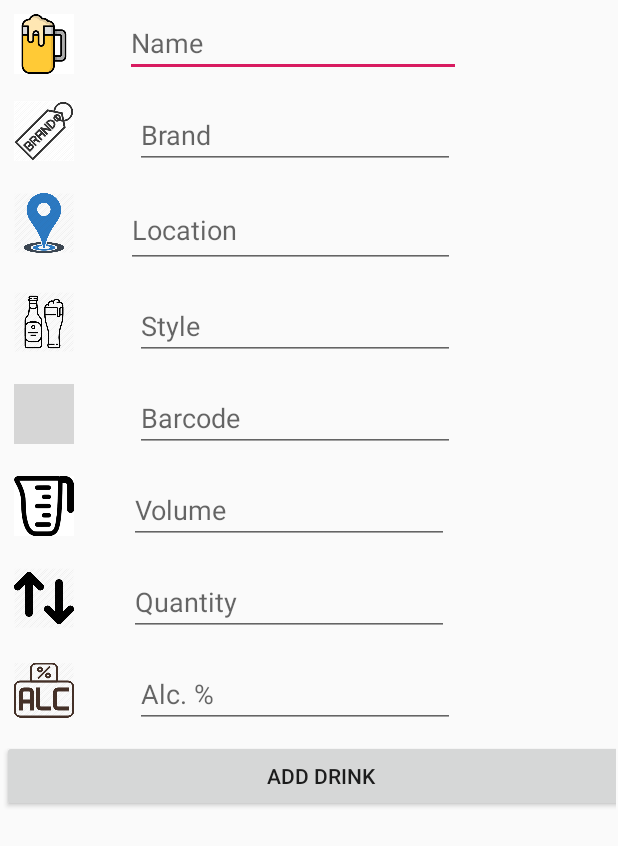
After one commit to umanga-shrestha/BeerInventoryAppupdate, an Android app: the layout activity_new_drink.xml on its own in the app's theme, with its tools: preview values and no code run, on a phone screen of 412 x 824 dp. The commit adds this screen. Shown: the top 846 px of the screen. Run offline under Robolectric (Android 15) with nearby library versions, the phone set to English and light mode, and no system bars; grey boxes are pictures that could not be loaded.

Commit message:
add icons to add drink, new activity to add drink

```diff
--- a/app/src/main/java/com/example/beerinventory/MainActivity.java
+++ b/app/src/main/java/com/example/beerinventory/MainActivity.java
@@ -4,23 +4,15 @@ import android.os.Bundle;
 
 import com.google.android.material.floatingactionbutton.FloatingActionButton;
 import com.google.android.material.snackbar.Snackbar;
-
 import android.view.View;
-
 import androidx.core.view.GravityCompat;
 import androidx.appcompat.app.ActionBarDrawerToggle;
-
 import android.view.MenuItem;
-
 import com.google.android.material.navigation.NavigationView;
-
 import androidx.drawerlayout.widget.DrawerLayout;
-
 import androidx.appcompat.app.AppCompatActivity;
 import androidx.appcompat.widget.Toolbar;
-
 import android.view.Menu;
-
 import com.google.zxing.integration.android.IntentIntegrator;
 import com.google.zxing.integration.android.IntentResult;
 import android.app.Activity;
@@ -41,6 +33,7 @@ public  class MainActivity extends AppCompatActivity
     private TextView formatTxt, contentTxt;
 
 
+    //**************** ADD Manually a beer ******************
     @Override
     protected void onCreate(Bundle savedInstanceState) {
         super.onCreate(savedInstanceState);
@@ -51,10 +44,12 @@ public  class MainActivity extends AppCompatActivity
         fab.setOnClickListener(new View.OnClickListener() {
             @Override
             public void onClick(View view) {
-                Snackbar.make(view, "Replace with your own action", Snackbar.LENGTH_LONG)
-                        .setAction("Action", null).show();
+
             }
-        });
+        }
+        );
+
+
 
 
         DrawerLayout drawer = findViewById(R.id.drawer_layout);
@@ -73,7 +68,7 @@ public  class MainActivity extends AppCompatActivity
 
     }
 
-
+// ************* SCAN CODE ******************************************************
     public void onClick(View v){
     //respond to clicks
 
@@ -83,6 +78,10 @@ public  class MainActivity extends AppCompatActivity
             scanIntegrator.initiateScan();
         }
     }
+
+
+
+
 
 
     public void onActivityResult(int requestCode, int resultCode, Intent intent) {
@@ -106,6 +105,8 @@ public  class MainActivity extends AppCompatActivity
     }
 
 
+
+    //**************OTHER STUFF***********************************
     @Override
     public void onBackPressed() {
         DrawerLayout drawer = findViewById(R.id.drawer_layout);
@@ -146,7 +147,11 @@ public  class MainActivity extends AppCompatActivity
 
         if (id == R.id.nav_home) {
             // Handle the camera action
+
+
         } else if (id == R.id.nav_gallery) {
+            IntentIntegrator scanIntegrator = new IntentIntegrator(this);
+            scanIntegrator.initiateScan();
 
         } else if (id == R.id.nav_slideshow) {
 
--- /dev/null
+++ b/app/src/main/java/com/example/beerinventory/NewDrinkActitvity.java
@@ -0,0 +1,41 @@
+package com.example.beerinventory;
+
+import android.content.Intent;
+import android.os.Bundle;
+import android.util.Log;
+import android.view.View;
+import android.widget.EditText;
+import android.widget.Toast;
+
+import androidx.appcompat.app.AppCompatActivity;
+
+public class NewDrinkActitvity extends AppCompatActivity {
+    private static final String TAG = NewDrinkActitvity.class.getSimpleName();
+
+    @Override
+    protected void onCreate(Bundle savedInstanceState) {
+        super.onCreate(savedInstanceState);
+        setContentView(R.layout.activity_new_drink);
+    }
+
+    public void addThisDrink(View view) {
+
+        final EditText editText_1 = findViewById(R.id.editText_1);
+        final EditText editText_10 = findViewById(R.id.editText_10);
+        final EditText editText_2 = findViewById(R.id.editText_2);
+        final EditText editText_4 = findViewById(R.id.editText_4);
+        final EditText editText_7 = findViewById(R.id.editText_7);
+        final EditText editText_9 = findViewById(R.id.editText_9);
+        final EditText editText_12 = findViewById(R.id.editText_12);
+        final EditText editText_11 = findViewById(R.id.editText_11);
+        boolean check = (editText_1.getText().toString().isEmpty()
+                | editText_2.getText().toString().isEmpty()
+                | editText_4.getText().toString().isEmpty()
+                | editText_7.getText().toString().isEmpty()
+                | editText_9.getText().toString().isEmpty()
+                | editText_11.getText().toString().isEmpty()
+                | editText_12.getText().toString().isEmpty()
+                | editText_10.getText().toString().isEmpty());
+
+    }
+}
--- /dev/null
+++ b/app/src/main/res/layout/activity_new_drink.xml
@@ -0,0 +1,328 @@
+<?xml version="1.0" encoding="utf-8"?>
+<androidx.constraintlayout.widget.ConstraintLayout xmlns:android="http://schemas.android.com/apk/res/android"
+    xmlns:app="http://schemas.android.com/apk/res-auto"
+    xmlns:tools="http://schemas.android.com/tools"
+    android:layout_width="match_parent"
+    android:layout_height="match_parent"
+    tools:context=".NewDrinkActitvity">
+
+    <ScrollView
+        android:layout_width="fill_parent"
+        android:layout_height="fill_parent"
+        android:layout_marginStart="1dp"
+        android:layout_marginTop="1dp"
+        android:layout_marginEnd="1dp"
+        android:layout_marginBottom="1dp"
+        android:layout_weight="1"
+        android:scrollbars="none"
+        app:layout_constraintBottom_toBottomOf="parent"
+        app:layout_constraintEnd_toEndOf="parent"
+        app:layout_constraintStart_toStartOf="parent"
+        app:layout_constraintTop_toTopOf="parent">
+
+        <TableLayout
+            android:layout_width="match_parent"
+            android:layout_height="wrap_content">
+
+            <TableRow
+                android:layout_width="wrap_content"
+                android:layout_height="wrap_content">
+
+                <androidx.constraintlayout.widget.ConstraintLayout
+                    android:layout_width="426dp"
+                    android:layout_height="match_parent">
+
+                    <EditText
+                        android:id="@+id/editText_1"
+                        android:layout_width="224dp"
+                        android:layout_height="42dp"
+                        android:layout_marginTop="8dp"
+                        android:layout_marginEnd="120dp"
+                        android:layout_marginBottom="8dp"
+                        android:ems="10"
+                        android:hint="Name"
+                        android:inputType="textPersonName"
+                        app:layout_constraintBottom_toBottomOf="parent"
+                        app:layout_constraintEnd_toEndOf="parent"
+                        app:layout_constraintTop_toTopOf="parent"
+                        app:layout_constraintVertical_bias="0.0" />
+
+                    <ImageView
+                        android:id="@+id/imageView30"
+                        android:layout_width="40dp"
+                        android:layout_height="40dp"
+                        android:layout_marginStart="8dp"
+                        android:layout_marginTop="8dp"
+                        app:layout_constraintStart_toStartOf="parent"
+                        app:layout_constraintTop_toTopOf="parent"
+                        app:srcCompat="@drawable/beer_icon" />
+                </androidx.constraintlayout.widget.ConstraintLayout>
+
+            </TableRow>
+
+            <TableRow
+                android:layout_width="wrap_content"
+                android:layout_height="wrap_content">
+
+                <androidx.constraintlayout.widget.ConstraintLayout
+                    android:layout_width="426dp"
+                    android:layout_height="match_parent">
+
+                    <EditText
+                        android:id="@+id/editText_2"
+                        android:layout_width="wrap_content"
+                        android:layout_height="wrap_content"
+                        android:layout_marginTop="8dp"
+                        android:layout_marginEnd="124dp"
+                        android:layout_marginBottom="8dp"
+                        android:ems="10"
+                        android:hint="Brand"
+                        android:inputType="textPersonName"
+                        app:layout_constraintBottom_toBottomOf="parent"
+                        app:layout_constraintEnd_toEndOf="parent"
+                        app:layout_constraintTop_toTopOf="parent"
+                        app:layout_constraintVertical_bias="0.0" />
+
+                    <ImageView
+                        android:id="@+id/imageView31"
+                        android:layout_width="40dp"
+                        android:layout_height="40dp"
+                        android:layout_marginStart="8dp"
+                        android:layout_marginTop="8dp"
+                        app:layout_constraintStart_toStartOf="parent"
+                        app:layout_constraintTop_toTopOf="parent"
+                        app:srcCompat="@drawable/brand_icon" />
+                </androidx.constraintlayout.widget.ConstraintLayout>
+
+            </TableRow>
+
+            <TableRow
+                android:layout_width="wrap_content"
+                android:layout_height="wrap_content">
+
+                <androidx.constraintlayout.widget.ConstraintLayout
+                    android:layout_width="420dp"
+                    android:layout_height="match_parent">
+
+                    <EditText
+                        android:id="@+id/editText_4"
+                        android:layout_width="219dp"
+                        android:layout_height="50dp"
+                        android:layout_marginTop="8dp"
+                        android:layout_marginEnd="124dp"
+                        android:layout_marginBottom="8dp"
+                        android:ems="10"
+                        android:hint="Location"
+                        android:inputType="textPersonName"
+                        app:layout_constraintBottom_toBottomOf="parent"
+                        app:layout_constraintEnd_toEndOf="parent"
+                        app:layout_constraintTop_toTopOf="parent"
+                        app:layout_constraintVertical_bias="0.0" />
+
+                    <ImageView
+                        android:id="@+id/imageView33"
+                        android:layout_width="40dp"
+                        android:layout_height="40dp"
+                        android:layout_marginStart="8dp"
+                        android:layout_marginTop="8dp"
+                        app:layout_constraintStart_toStartOf="parent"
+                        app:layout_constraintTop_toTopOf="parent"
+                        app:srcCompat="@drawable/location_icon" />
+                </androidx.constraintlayout.widget.ConstraintLayout>
+
+            </TableRow>
+
+            <TableRow
+                android:layout_width="wrap_content"
+                android:layout_height="wrap_content">
+
+                <androidx.constraintlayout.widget.ConstraintLayout
+                    android:layout_width="426dp"
+                    android:layout_height="match_parent">
+
+                    <EditText
+                        android:id="@+id/editText_7"
+                        android:layout_width="wrap_content"
+                        android:layout_height="wrap_content"
+                        android:layout_marginTop="8dp"
+                        android:layout_marginEnd="124dp"
+                        android:layout_marginBottom="8dp"
+                        android:ems="10"
+                        android:hint="Style"
+                        android:inputType="textPersonName"
+                        app:layout_constraintBottom_toBottomOf="parent"
+                        app:layout_constraintEnd_toEndOf="parent"
+                        app:layout_constraintTop_toTopOf="parent"
+                        app:layout_constraintVertical_bias="1.0" />
+
+                    <ImageView
+                        android:id="@+id/imageView36"
+                        android:layout_width="40dp"
+                        android:layout_height="40dp"
+                        android:layout_marginStart="8dp"
+                        android:layout_marginTop="8dp"
+                        app:layout_constraintStart_toStartOf="parent"
+                        app:layout_constraintTop_toTopOf="parent"
+                        app:srcCompat="@drawable/style_icon" />
+                </androidx.constraintlayout.widget.ConstraintLayout>
+
+            </TableRow>
+
+            <TableRow
+                android:layout_width="wrap_content"
+                android:layout_height="wrap_content">
+
+                <androidx.constraintlayout.widget.ConstraintLayout
+                    android:layout_width="426dp"
+                    android:layout_height="match_parent">
+
+                    <EditText
+                        android:id="@+id/editText_9"
+                        android:layout_width="wrap_content"
+                        android:layout_height="wrap_content"
+                        android:layout_marginTop="8dp"
+                        android:layout_marginEnd="124dp"
+                        android:layout_marginBottom="8dp"
+                        android:ems="10"
+                        android:hint="Barcode"
+                        android:inputType="textPersonName"
+                        app:layout_constraintBottom_toBottomOf="parent"
+                        app:layout_constraintEnd_toEndOf="parent"
+                        app:layout_constraintTop_toTopOf="parent"
+                        app:layout_constraintVertical_bias="0.0" />
+
+                    <ImageView
+                        android:id="@+id/imageView38"
+                        android:layout_width="40dp"
+                        android:layout_height="40dp"
+                        android:layout_marginStart="8dp"
+                        android:layout_marginTop="8dp"
+                        app:layout_constraintStart_toStartOf="parent"
+                        app:layout_constraintTop_toTopOf="parent"
+                        app:srcCompat="@drawable/barcode_icon" />
+                </androidx.constraintlayout.widget.ConstraintLayout>
+
+            </TableRow>
+
+            <TableRow
+                android:layout_width="wrap_content"
+                android:layout_height="wrap_content">
+
+                <androidx.constraintlayout.widget.ConstraintLayout
+                    android:layout_width="426dp"
+                    android:layout_height="match_parent">
+
+                    <EditText
+                        android:id="@+id/editText_10"
+                        android:layout_width="wrap_content"
+                        android:layout_height="wrap_content"
+                        android:layout_marginTop="8dp"
+                        android:layout_marginEnd="128dp"
+                        android:layout_marginBottom="8dp"
+                        android:ems="10"
+                        android:hint="Volume"
+                        android:inputType="textPersonName"
+                        app:layout_constraintBottom_toBottomOf="parent"
+                        app:layout_constraintEnd_toEndOf="parent"
+                        app:layout_constraintTop_toTopOf="parent"
+                        app:layout_constraintVertical_bias="1.0" />
+
+                    <ImageView
+                        android:id="@+id/imageView39"
+                        android:layout_width="40dp"
+                        android:layout_height="40dp"
+                        android:layout_marginStart="8dp"
+                        android:layout_marginTop="8dp"
+                        app:layout_constraintStart_toStartOf="parent"
+                        app:layout_constraintTop_toTopOf="parent"
+                        app:srcCompat="@drawable/volume_icon" />
+                </androidx.constraintlayout.widget.ConstraintLayout>
+
+            </TableRow>
+
+            <TableRow
+                android:layout_width="wrap_content"
+                android:layout_height="wrap_content">
+
+                <androidx.constraintlayout.widget.ConstraintLayout
+                    android:layout_width="426dp"
+                    android:layout_height="match_parent">
+
+                    <EditText
+                        android:id="@+id/editText_11"
+                        android:layout_width="wrap_content"
+                        android:layout_height="wrap_content"
+                        android:layout_marginTop="8dp"
+                        android:layout_marginEnd="128dp"
+                        android:layout_marginBottom="8dp"
+                        android:ems="10"
+                        android:hint="Quantity"
+                        android:inputType="textPersonName"
+                        app:layout_constraintBottom_toBottomOf="parent"
+                        app:layout_constraintEnd_toEndOf="parent"
+                        app:layout_constraintTop_toTopOf="parent"
+                        app:layout_constraintVertical_bias="0.0" />
+
+                    <ImageView
+                        android:id="@+id/imageView41"
+                        android:layout_width="40dp"
+                        android:layout_height="40dp"
+                        android:layout_marginStart="8dp"
+                        android:layout_marginTop="8dp"
+                        app:layout_constraintStart_toStartOf="parent"
+                        app:layout_constraintTop_toTopOf="parent"
+                        app:srcCompat="@drawable/quantity_icon" />
+                </androidx.constraintlayout.widget.ConstraintLayout>
+
+            </TableRow>
+
+            <TableRow
+                android:layout_width="wrap_content"
+                android:layout_height="wrap_content">
+
+                <androidx.constraintlayout.widget.ConstraintLayout
+                    android:layout_width="426dp"
+                    android:layout_height="match_parent">
+
+                    <EditText
+                        android:id="@+id/editText_12"
+                        android:layout_width="wrap_content"
+                        android:layout_height="wrap_content"
+                        android:layout_marginTop="8dp"
+                        android:layout_marginEnd="124dp"
+                        android:layout_marginBottom="8dp"
+                        android:ems="10"
+                        android:hint="Alc. %"
+                        android:inputType="textPersonName"
+                        app:layout_constraintBottom_toBottomOf="parent"
+                        app:layout_constraintEnd_toEndOf="parent"
+                        app:layout_constraintTop_toTopOf="parent"
+                        app:layout_constraintVertical_bias="1.0" />
+
+                    <ImageView
+                        android:id="@+id/imageView42"
+                        android:layout_width="40dp"
+                        android:layout_height="40dp"
+                        android:layout_marginStart="8dp"
+                        android:layout_marginTop="8dp"
+                        app:layout_constraintStart_toStartOf="parent"
+                        app:layout_constraintTop_toTopOf="parent"
+                        app:srcCompat="@drawable/alcohol_percentage_icon" />
+                </androidx.constraintlayout.widget.ConstraintLayout>
+
+            </TableRow>
+
+            <TableRow
+                android:layout_width="match_parent"
+                android:layout_height="match_parent">
+
+                <Button
+                    android:id="@+id/button_addDrink"
+                    android:layout_width="wrap_content"
+                    android:layout_height="wrap_content"
+                    android:onClick="addThisDrink"
+                    android:text="Add drink" />
+            </TableRow>
+        </TableLayout>
+    </ScrollView>
+</androidx.constraintlayout.widget.ConstraintLayout>
--- a/app/src/main/res/layout/content_main.xml
+++ b/app/src/main/res/layout/content_main.xml
@@ -11,17 +11,20 @@
 
     <Button
         android:id="@+id/button"
+        style="@style/Widget.AppCompat.Button.Colored"
         android:layout_width="wrap_content"
         android:layout_height="wrap_content"
         android:layout_marginStart="161dp"
-        android:layout_marginTop="240dp"
+        android:layout_marginTop="45dp"
         android:layout_marginEnd="162dp"
         android:layout_marginBottom="39dp"
         android:text="@string/scan"
         app:layout_constraintBottom_toTopOf="@+id/textView2"
         app:layout_constraintEnd_toEndOf="parent"
+        app:layout_constraintHorizontal_bias="0.0"
         app:layout_constraintStart_toStartOf="parent"
-        app:layout_constraintTop_toTopOf="parent" />
+        app:layout_constraintTop_toTopOf="parent"
+        app:layout_constraintVertical_bias="1.0" />
 
     <TextView
         android:id="@+id/textView2"
@@ -51,4 +54,18 @@
         app:layout_constraintStart_toStartOf="parent"
         app:layout_constraintTop_toBottomOf="@+id/textView2" />
 
+    <Button
+        android:id="@+id/gotToNewDrink"
+        android:layout_width="wrap_content"
+        android:layout_height="wrap_content"
+        android:layout_marginStart="8dp"
+        android:layout_marginEnd="8dp"
+        android:layout_marginBottom="116dp"
+        android:text="Add new Drink"
+        app:layout_constraintBottom_toTopOf="@+id/button"
+        app:layout_constraintEnd_toEndOf="parent"
+        app:layout_constraintHorizontal_bias="0.498"
+        app:layout_constraintStart_toStartOf="parent"
+        app:layout_constraintTop_toBottomOf="@+id/imageView" />
+
 </androidx.constraintlayout.widget.ConstraintLayout>
--- a/build.gradle
+++ b/build.gradle
@@ -7,7 +7,7 @@ buildscript {
 
     }
     dependencies {
-        classpath 'com.android.tools.build:gradle:3.4.2'
+        classpath 'com.android.tools.build:gradle:3.5.0'
 
         // NOTE: Do not place your application dependencies here; they belong
         // in the individual module build.gradle files
```
Also changed, not shown: app/src/main/res/drawable/BarCode_icon.png (added), app/src/main/res/drawable/alcohol_percentage_icon.png (added), app/src/main/res/drawable/beer_icon.png (added), app/src/main/res/drawable/brand_icon.png (added), app/src/main/res/drawable/description_icon.png (added), app/src/main/res/drawable/location_icon.png (added), app/src/main/res/drawable/quantity_icon.png (added), app/src/main/res/drawable/style_icon.png (added), app/src/main/res/drawable/volume_icon.png (added), gradle/wrapper/gradle-wrapper.properties.
